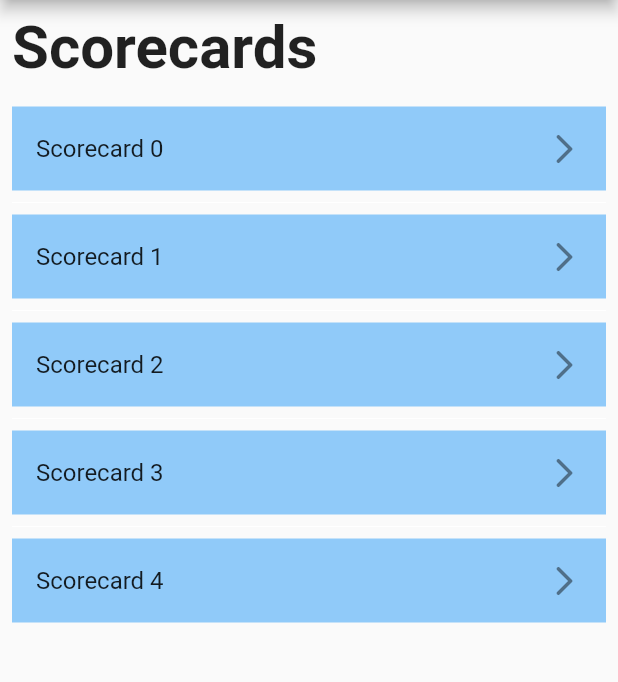
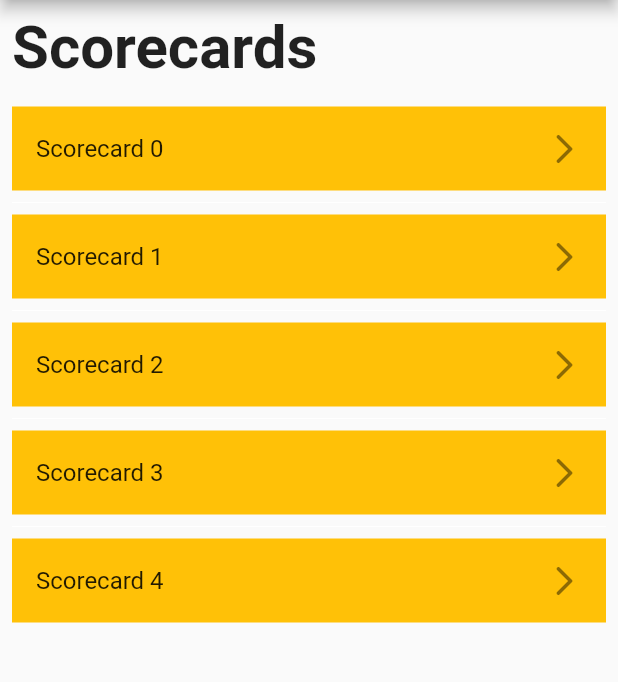
Before and after one commit to jchand99/PuttPuttApp, a Flutter app: the screen it shows after launch, on a phone screen of 412 x 824 dp, the part 84-766 px from its top. Run offline on Flutter 3.47's test engine with Material 2 defaults, Android fonts, the phone set to English and light mode, and no system bars.

Commit message:
list tile color

```diff
--- a/lib/pages/home.dart
+++ b/lib/pages/home.dart
@@ -47,14 +47,12 @@ class _HomePageState extends State<HomePage> {
       padding: EdgeInsets.all(8.0),
       itemCount: 5,
       itemBuilder: (context, index) {
-        return Container(
-          color: Colors.blue[200],
-          child: ListTile(
-            title: Text('Scorecard $index'),
-            trailing: Icon(Icons.arrow_forward_ios_rounded),
-            onTap: () => Navigator.of(context)
-                .push(MaterialPageRoute(builder: (context) => ScorecardPage())),
-          ),
+        return ListTile(
+          tileColor: Colors.amber,
+          title: Text('Scorecard $index'),
+          trailing: Icon(Icons.arrow_forward_ios_rounded),
+          onTap: () => Navigator.of(context)
+              .push(MaterialPageRoute(builder: (context) => ScorecardPage())),
         );
       },
       separatorBuilder: (context, index) => const Divider(
```
